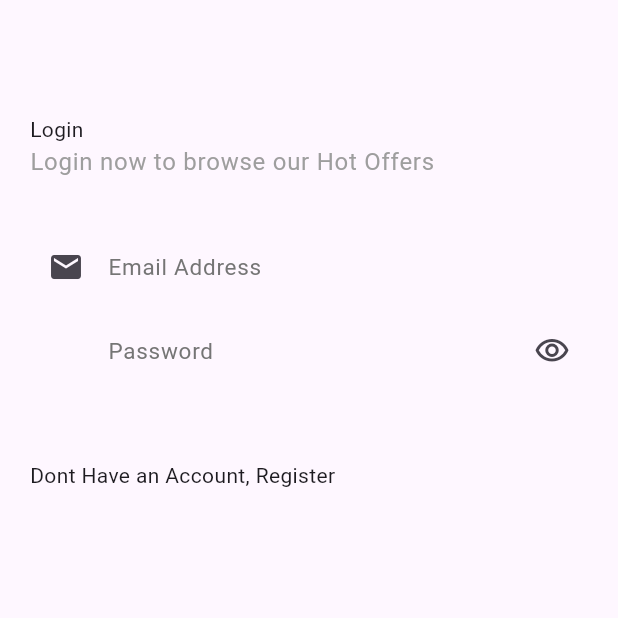
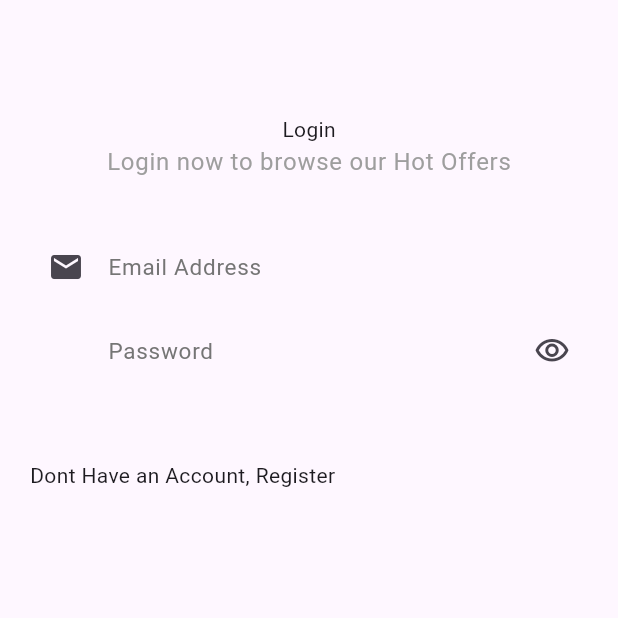
Before and after one commit to Nyuol96/eshtry, a Flutter app: the screen it shows after launch, after a tap on the "arrow forward ios" icon, after a tap on "SKIP", on a phone screen of 412 x 824 dp, the top half of it. Run offline on Flutter 3.47's test engine with Material 3 defaults, Android fonts, the phone set to English and light mode, and no system bars; our stand-ins replace animated_splash_screen, smooth_page_indicator; Roboto replaces fonts that are missing (Righteous).

```diff
--- a/lib/Widgets/loginScreen.dart
+++ b/lib/Widgets/loginScreen.dart
@@ -12,7 +12,7 @@ class LoginScreen extends StatelessWidget {
       appBar: AppBar(),
       body: Padding(
         padding: const EdgeInsets.all(20.0),
-        child: Column(crossAxisAlignment: CrossAxisAlignment.start, children: [
+        child: Column(crossAxisAlignment: CrossAxisAlignment.center, children: [
           Text('Login'),
           Text(
             'Login now to browse our Hot Offers',
```
